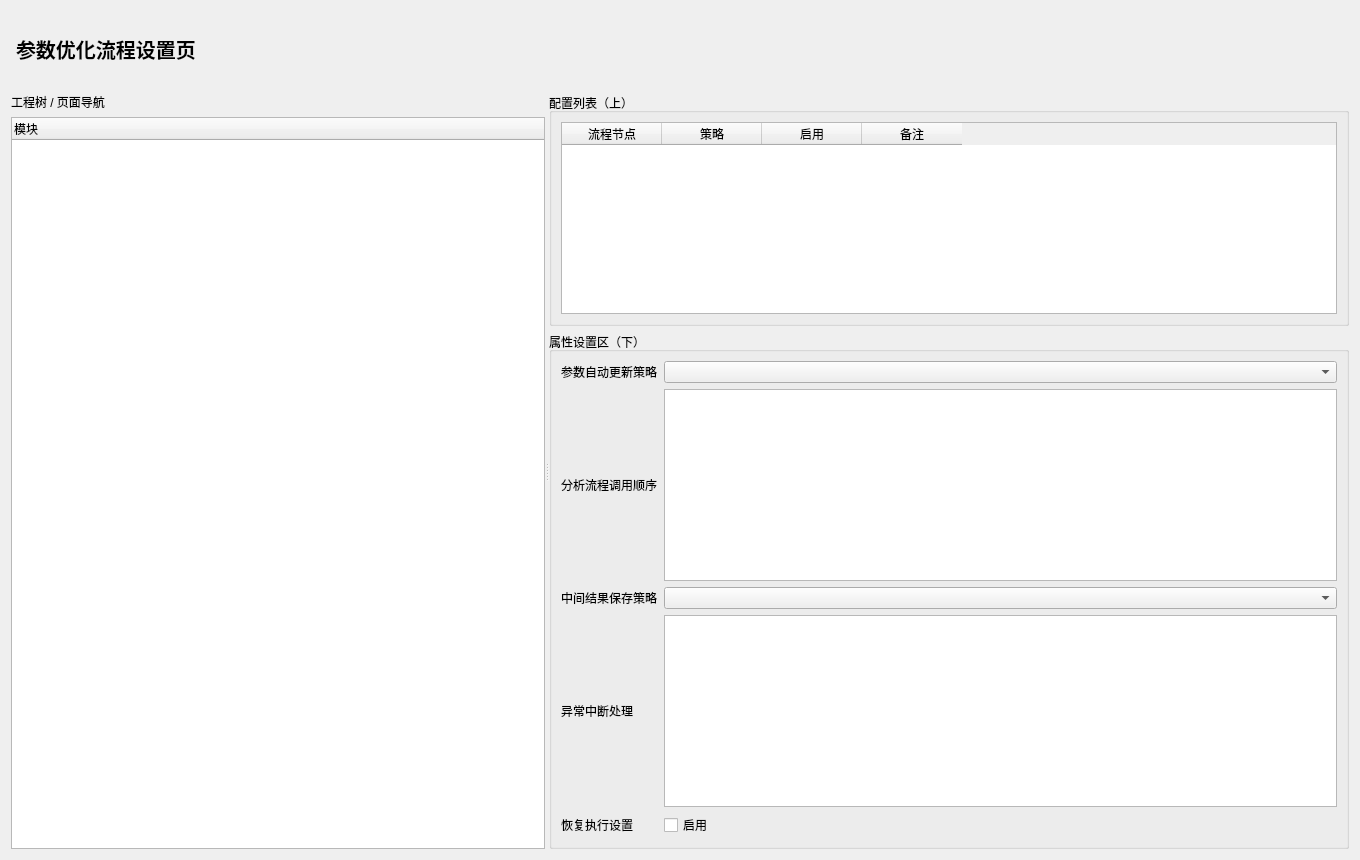
asd977/base_cae, file plugins/Base_Display/ParameterOptimizationProcessPage.ui: the form before one commit.
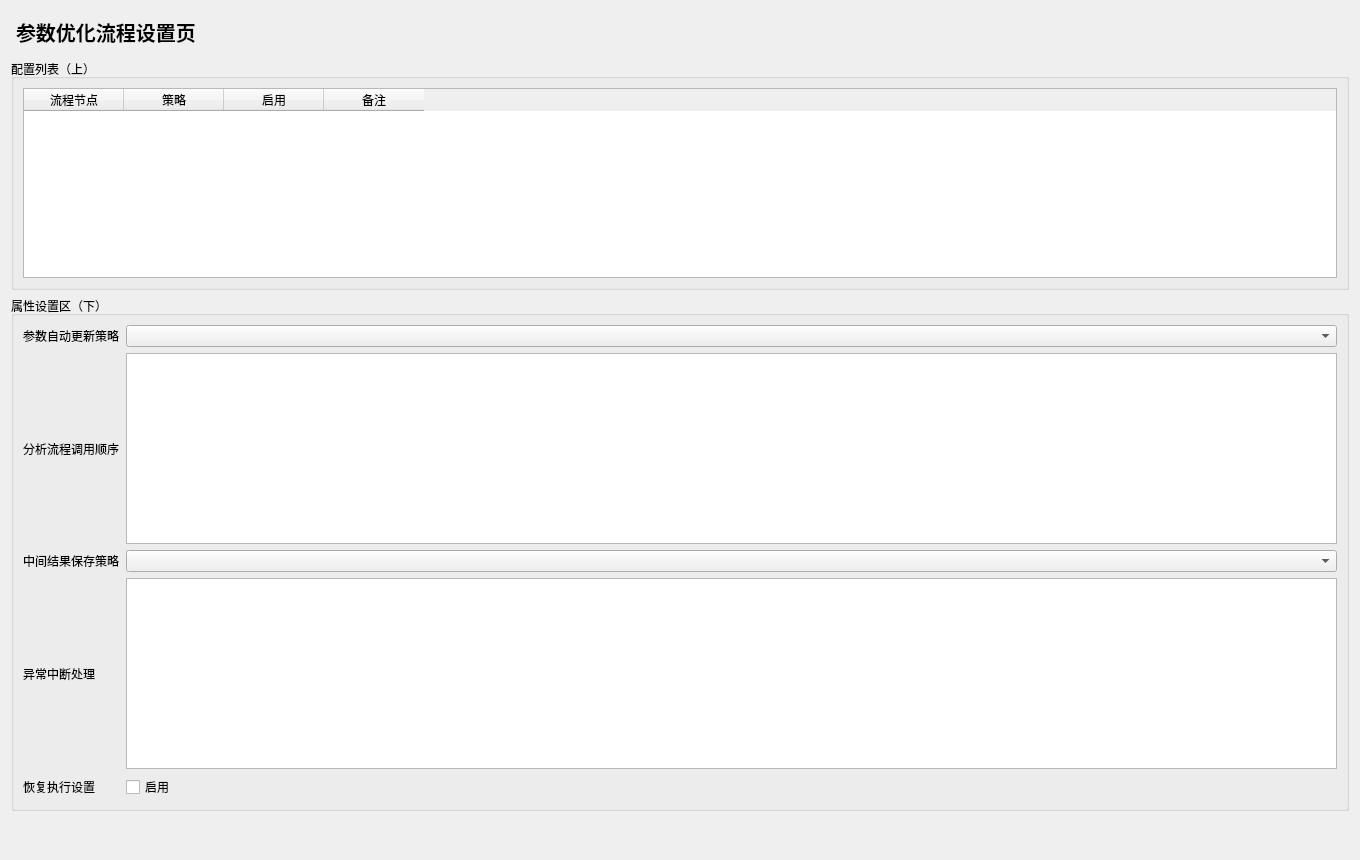
The form after the commit.

Commit message: 按评审意见移除左侧导航并补充底部纵向弹簧

What changed in the file:
```diff
--- a/plugins/Base_Display/ParameterOptimizationProcessPage.ui
+++ b/plugins/Base_Display/ParameterOptimizationProcessPage.ui
@@ -6,17 +6,6 @@
   <layout class="QVBoxLayout" name="rootLayout">
    <item><widget class="QLabel" name="titleLabel"><property name="styleSheet"><string notr="true">font-size:20px;font-weight:700;padding:6px 0;</string></property><property name="text"><string>参数优化流程设置页</string></property></widget></item>
    <item>
-    <widget class="QSplitter" name="mainSplitter">
-     <property name="orientation"><enum>Qt::Horizontal</enum></property>
-     <widget class="QWidget" name="leftPanel">
-      <layout class="QVBoxLayout" name="leftLayout">
-       <item><widget class="QLabel" name="navTitle"><property name="text"><string>工程树 / 页面导航</string></property></widget></item>
-       <item><widget class="QTreeWidget" name="navTree"><column><property name="text"><string>模块</string></property></column></widget></item>
-      </layout>
-     </widget>
-     <widget class="QWidget" name="rightPanel">
-      <layout class="QVBoxLayout" name="rightLayout">
-       <item>
         <widget class="QGroupBox" name="listGroup"><property name="title"><string>配置列表（上）</string></property>
          <layout class="QVBoxLayout" name="listLayout">
           <item><widget class="QTableWidget" name="configTable">              <column><property name="text"><string>流程节点</string></property></column>
@@ -43,9 +32,11 @@
          </layout>
         </widget>
        </item>
-      </layout>
-     </widget>
-    </widget>
+   <item>
+    <spacer name="verticalSpacer">
+     <property name="orientation"><enum>Qt::Vertical</enum></property>
+     <property name="sizeHint" stdset="0"><size><width>20</width><height>40</height></size></property>
+    </spacer>
    </item>
   </layout>
  </widget>
```
Left out of the diff: 3 changed lines with no effect on the pictures. Lines whose indentation alone changed are shown as unchanged. The commit also changes 23 other files.
